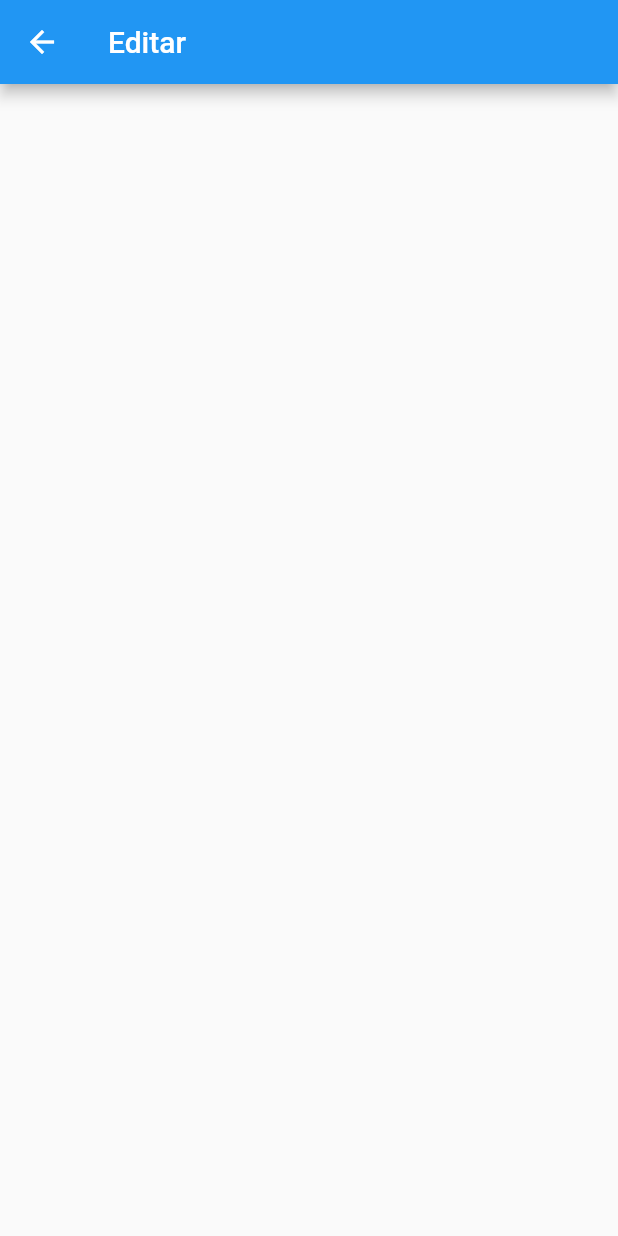
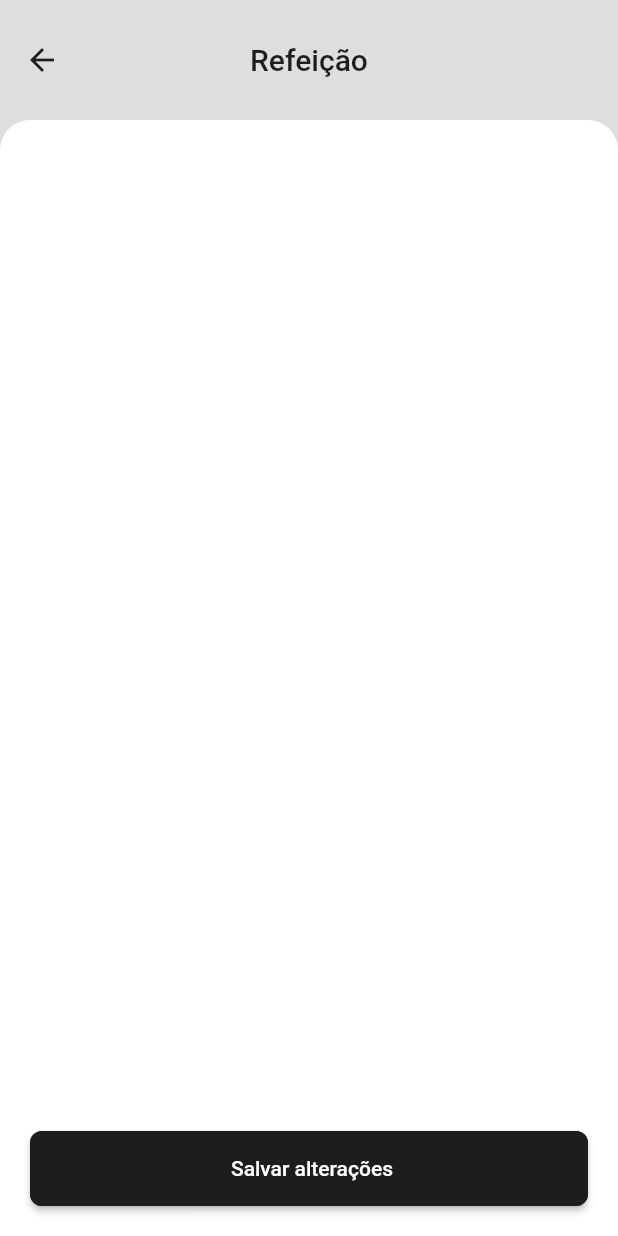
Before and after one commit to Adelblande/daily_diet, a Flutter app: the EditMealPage screen opened by its route, on a phone screen of 412 x 824 dp. Run offline on Flutter 3.47's test engine with Material 2 defaults, Android fonts, the phone set to English and light mode, and no system bars; our stand-ins replace google_fonts, grouped_list.

Commit message:
Layout all screens

```diff
--- a/lib/pages/edit_meal_page.dart
+++ b/lib/pages/edit_meal_page.dart
@@ -1,4 +1,7 @@
 import 'package:flutter/material.dart';
+
+import '../components/button.dart';
+import '../themes/colors.dart';
 
 class EditMealPage extends StatefulWidget {
   const EditMealPage({Key? key}) : super(key: key);
@@ -11,10 +14,43 @@ class _EditMealPageState extends State<EditMealPage> {
   @override
   Widget build(BuildContext context) {
     return Scaffold(
+      backgroundColor: AppColors.gray5,
       appBar: AppBar(
-        title: const Text('Editar'),
+        centerTitle: true,
+        title: const Text('Refeição'),
+        backgroundColor: AppColors.gray5,
+        elevation: 0,
+        foregroundColor: AppColors.gray1,
+        toolbarHeight: 80,
       ),
-      body: Container(),
+      body: Column(
+        children: [
+          Expanded(
+            flex: 8,
+            child: Container(
+              padding: const EdgeInsets.all(20),
+              width: double.infinity,
+              decoration: const BoxDecoration(
+                color: AppColors.white,
+                borderRadius: BorderRadius.only(
+                  topLeft: Radius.circular(20),
+                  topRight: Radius.circular(20),
+                ),
+              ),
+            ),
+          ),
+          Container(
+            padding: const EdgeInsets.all(20),
+            decoration: const BoxDecoration(
+              color: AppColors.white,
+            ),
+            child: Button(
+              label: "Salvar alterações",
+              onPressed: () => Navigator.pushNamed(context, '/'),
+            ),
+          ),
+        ],
+      ),
     );
   }
 }
```
Also changed, not shown: lib/pages/details_meal_page.dart (+12 -10 lines), lib/pages/new_meal_page.dart (+37 -1 lines).
